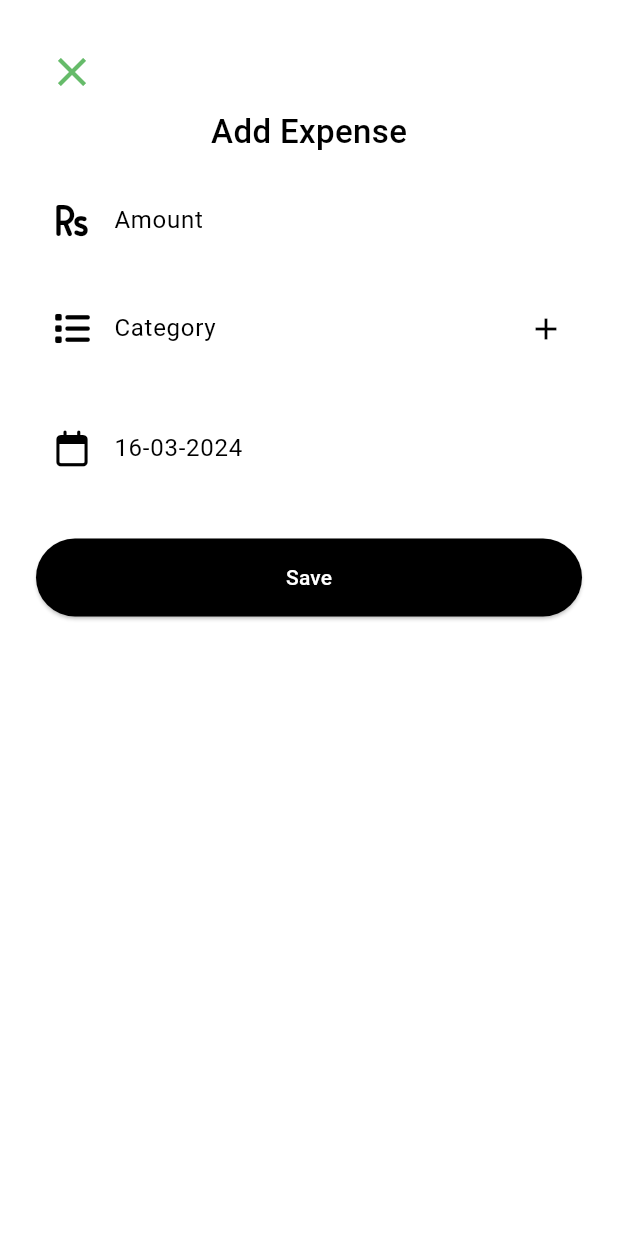
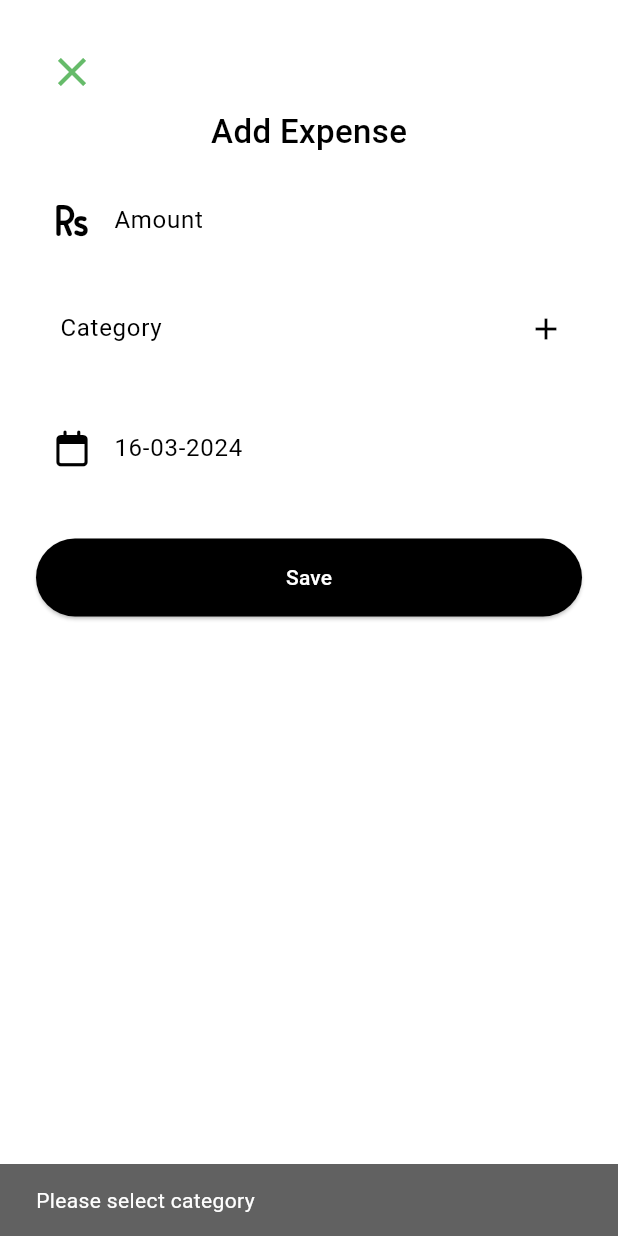
Before and after one commit to prateekthakur272/pizza, a Flutter app: the AddExpenseScreen screen opened directly, after a tap on "Save", on a phone screen of 412 x 824 dp. Run offline on Flutter 3.47's test engine with Material 3 defaults, Android fonts, the phone set to English and light mode, and no system bars; our stand-ins replace bloc, cloud_firestore, equatable, firebase_auth, firebase_core, fl_chart and 4 more; accounts and stored records are empty.

Commit message:
add expenses done

```diff
--- a/lib/screens/add_expense/add_expense.dart
+++ b/lib/screens/add_expense/add_expense.dart
@@ -1,3 +1,5 @@
+import 'dart:developer';
+
 import 'package:expense_repository/expense_repository.dart';
 import 'package:flutter/material.dart';
 import 'package:flutter_bloc/flutter_bloc.dart';
@@ -6,7 +8,9 @@ import 'package:intl/intl.dart';
 import 'package:pizza/constants/constants.dart';
 import 'package:pizza/screens/add_expense/add_category.dart';
 import 'package:pizza/screens/add_expense/blocs/category_bloc.dart';
+import 'package:pizza/screens/add_expense/blocs/expense_bloc.dart';
 import 'package:pizza/widgets/custom_form_field.dart';
+import 'package:uuid/uuid.dart';
 
 class AddExpenseScreen extends StatefulWidget {
   const AddExpenseScreen({super.key});
@@ -17,20 +21,42 @@ class AddExpenseScreen extends StatefulWidget {
 
 class _AddExpenseScreenState extends State<AddExpenseScreen> {
   final _expenseController = TextEditingController();
-  final _categoryController = TextEditingController();
   final _dateController = TextEditingController();
+  Category? _selectedCategory;
 
   bool _categorySelectorEnabled = false;
+
+  final _expense = Expense.empty;
+
+  bool _isAddButtonEnabled = true;
 
   @override
   void initState() {
     _dateController.text = DateFormat('dd-MM-yyyy').format(DateTime.now());
+    _expense.id = const Uuid().v1();
     super.initState();
   }
 
   @override
   Widget build(BuildContext context) {
-    return Scaffold(
+    return BlocListener<ExpenseBloc, ExpenseState>(
+      listener: (context, state) {
+        if (state is ExpenseLoading) {
+          setState(() {
+            _isAddButtonEnabled = false;
+          });
+        } else if (state is ExpenseCreated) {
+          setState(() {
+            _isAddButtonEnabled = true;
+            Navigator.pop(context);
+          });
+        } else if (state is ExpenseFailed) {
+          _isAddButtonEnabled = true;
+          ScaffoldMessenger.of(context)
+              .showSnackBar(SnackBar(content: Text(state.message)));
+        }
+      },
+      child: Scaffold(
         body: SafeArea(
             child: Padding(
           padding: const EdgeInsets.all(24),
@@ -62,17 +88,24 @@ class _AddExpenseScreenState extends State<AddExpenseScreen> {
               space16,
               CustomFormField(
                 readOnly: true,
-              controller: _categoryController,
-              label: 'Category',
-              prefixIcon: const Icon(FontAwesomeIcons.list),
+                label: _selectedCategory == null
+                    ? 'Category'
+                    : _selectedCategory!.name,
+                prefixIcon: _selectedCategory == null
+                    ? null
+                    : Padding(
+                        padding: const EdgeInsets.all(12.0),
+                        child: ImageIcon(AssetImage(
+                            'assets/${_selectedCategory!.icon}.png')),
+                      ),
                 suffixIcon: IconButton(
                     onPressed: () {
                       Navigator.push(
                           context,
                           MaterialPageRoute(
                               builder: (context) => BlocProvider<CategoryBloc>(
-                                  create: (context) =>
-                                      CategoryBloc(FirebaseExpenseRepositry()),
+                                    create: (context) => CategoryBloc(
+                                        FirebaseExpenseRepositry()),
                                     child: const AddCategoryScreen(),
                                   )));
                     },
@@ -97,11 +130,31 @@ class _AddExpenseScreenState extends State<AddExpenseScreen> {
                           if (state is CategoryLoading) {
                             return const CircularProgressIndicator();
                           } else if (state is GetCategoryListSuccess) {
+                            if (state.categories.isEmpty) {
+                              return const Text(
+                                  'Nothing to show, create category');
+                            }
                             return ListView.builder(
-                              itemCount: 10,
+                                itemCount: state.categories.length,
                                 itemBuilder: (context, index) {
                                   final category = state.categories[index];
                                   return ListTile(
+                                    iconColor: _selectedCategory == category
+                                        ? Theme.of(context).colorScheme.primary
+                                        : Theme.of(context)
+                                            .colorScheme
+                                            .onSurface,
+                                    textColor: _selectedCategory == category
+                                        ? Theme.of(context).colorScheme.primary
+                                        : Theme.of(context)
+                                            .colorScheme
+                                            .onSurface,
+                                    onTap: () {
+                                      setState(() {
+                                        _selectedCategory = category;
+                                        _expense.category = category;
+                                      });
+                                    },
                                     title: Text(category.name),
                                     leading: ImageIcon(AssetImage(
                                         'assets/${category.icon}.png')),
@@ -129,23 +182,48 @@ class _AddExpenseScreenState extends State<AddExpenseScreen> {
                   if (newDate != null) {
                     _dateController.text =
                         DateFormat('dd-MM-yyyy').format(newDate);
+                    _expense.date = newDate;
                   }
                 },
               ),
               space32,
-            SizedBox(
+              Visibility(
+                visible: _isAddButtonEnabled,
+                replacement: CircularProgressIndicator(),
+                child: SizedBox(
                   width: MediaQuery.of(context).size.width,
                   child: ElevatedButton(
-                  onPressed: () {},
+                      onPressed: () async {
+                        if (_selectedCategory == null) {
+                          ScaffoldMessenger.of(context).showSnackBar(SnackBar(
+                              backgroundColor: Colors.grey.shade700,
+                              content: const Text('Please select category')));
+                          return;
+                        }
+                        try {
+                          _expense.amount =
+                              int.parse(_expenseController.text.trim());
+                          context
+                              .read<ExpenseBloc>()
+                              .add(CreateExpense(_expense));
+                        } on FormatException catch (e) {
+                          log(e.toString());
+                          ScaffoldMessenger.of(context).showSnackBar(
+                              const SnackBar(
+                                  content: Text('Enter a valid amount')));
+                        }
+                      },
                       style: const ButtonStyle(
                         backgroundColor:
                             MaterialStatePropertyAll<Color>(Colors.black),
                       ),
                       child: const Text('Save')),
+                ),
               )
             ],
           ),
         )),
+      ),
     );
   }
 }
--- /dev/null
+++ b/lib/screens/add_expense/blocs/expense_bloc.dart
@@ -0,0 +1,44 @@
+import 'package:equatable/equatable.dart';
+import 'package:expense_repository/expense_repository.dart';
+import 'package:firebase_core/firebase_core.dart';
+import 'package:flutter_bloc/flutter_bloc.dart';
+
+class ExpenseState extends Equatable{
+  @override
+  List<Object?> get props => [];
+}
+
+class ExpenseInitial extends ExpenseState{}
+class ExpenseLoading extends ExpenseState{}
+class ExpenseFailed extends ExpenseState{
+  final String message;
+  ExpenseFailed(this.message);
+}
+class ExpenseCreated extends ExpenseState{}
+
+
+class ExpenseEvent extends Equatable{
+  @override
+  List<Object?> get props => [];
+}
+
+class CreateExpense extends ExpenseEvent{
+  final Expense expense;
+  CreateExpense(this.expense);
+}
+
+
+class ExpenseBloc extends Bloc<ExpenseEvent, ExpenseState>{
+  final BaseExpenseRepository _expenseRepository;
+  ExpenseBloc(this._expenseRepository):super(ExpenseInitial()){
+    on<CreateExpense>((event, emit) async {
+      emit(ExpenseLoading());
+      try {
+        await _expenseRepository.createExpense(event.expense);
+        emit(ExpenseCreated());
+      } on FirebaseException catch (e) {
+        emit(ExpenseFailed(e.message??'some error occurred'));
+      }
+    });
+  }
+}
--- a/packages/expense_repository/lib/src/models/expense.dart
+++ b/packages/expense_repository/lib/src/models/expense.dart
@@ -3,11 +3,11 @@ import 'package:expense_repository/src/models/models.dart';
 import 'category.dart';
 
 class Expense {
-  final String id;
-  final Category category;
-  final DateTime date;
-  final int amount;
-  const Expense({
+  String id;
+  Category category;
+  DateTime date;
+  int amount;
+  Expense({
     required this.id,
     required this.category,
     required this.date,
```
Also changed, not shown: lib/screens/home/home_screen.dart (+10 -6 lines). Lines whose indentation alone changed are shown as unchanged.
